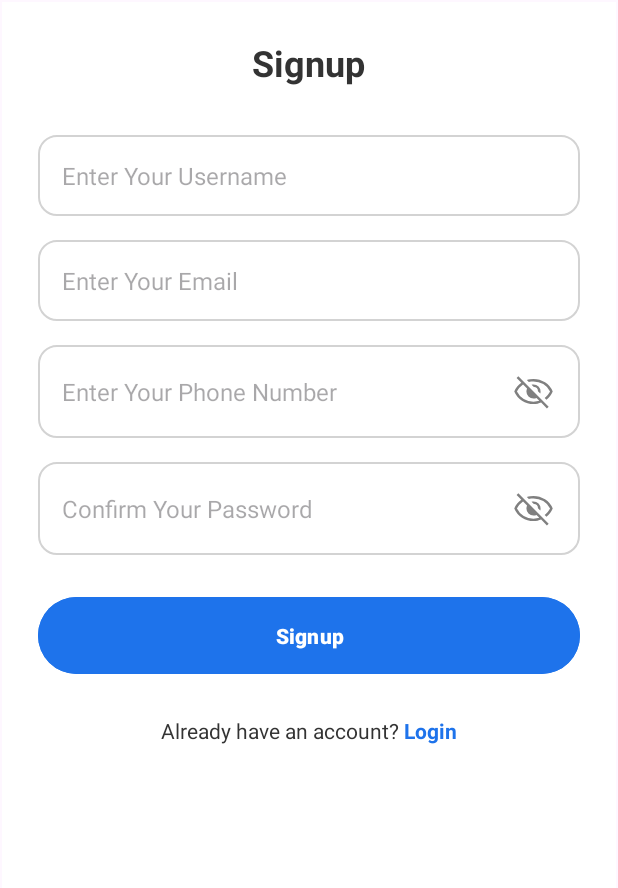
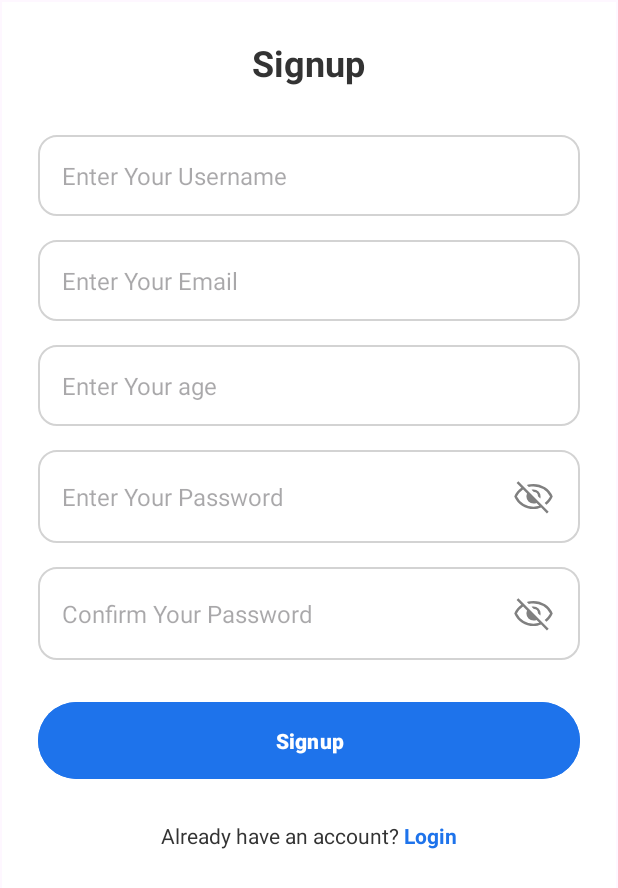
Before and after one commit to Omaar-Mohamed/FlowTech-test, an Android app: the RegistrationFragment screen opened through its navigation route, on a phone screen of 412 x 824 dp. Shown: the top 888 px of the screen. Run offline under Robolectric (Android 15) with nearby library versions, the phone set to English and light mode, and no system bars; 6 statements that could not run were skipped.

Commit message:
signup and login using firebase

```diff
--- a/app/build.gradle.kts
+++ b/app/build.gradle.kts
@@ -2,6 +2,7 @@
 plugins {
     alias(libs.plugins.androidApplication)
     alias(libs.plugins.jetbrainsKotlinAndroid)
+    id("com.google.gms.google-services")
 }
 
 android {
@@ -72,6 +73,7 @@ dependencies {
     implementation("com.airbnb.android:lottie:4.2.0")
     // Jackson
     implementation("com.fasterxml.jackson.core:jackson-annotations:2.13.1")
+    implementation(libs.firebase.auth)
 
     // Testing
     testImplementation("org.jetbrains.kotlinx:kotlinx-coroutines-test")
--- a/app/src/main/java/com/example/flowtechticstest/LoginFragment.kt
+++ /dev/null
@@ -1,58 +0,0 @@
-package com.example.flowtechticstest
-
-import android.os.Bundle
-import android.text.InputType
-import androidx.fragment.app.Fragment
-import android.view.LayoutInflater
-import android.view.MotionEvent
-import android.view.View
-import android.view.ViewGroup
-import androidx.navigation.fragment.findNavController
-import com.example.flowtechticstest.databinding.FragmentLoginBinding
-
-class LoginFragment : Fragment() {
-
-    private lateinit var binding: FragmentLoginBinding
-    private var isPasswordVisible: Boolean = false
-
-    override fun onCreateView(
-        inflater: LayoutInflater, container: ViewGroup?,
-        savedInstanceState: Bundle?
-    ): View? {
-        // Inflate the layout for this fragment
-        binding = FragmentLoginBinding.inflate(inflater, container, false)
-        return binding.root
-    }
-
-    override fun onViewCreated(view: View, savedInstanceState: Bundle?) {
-        super.onViewCreated(view, savedInstanceState)
-
-        binding.tvLogin.setOnClickListener {
-            findNavController().navigate(R.id.action_loginFragment_to_regestration)
-        }
-
-        // Handle the toggle of password visibility
-        binding.loginPassword.setOnTouchListener { _, event ->
-            if (event.action == MotionEvent.ACTION_UP) {
-                // Check if the touch is on the drawableEnd (right side)
-                if (event.rawX >= (binding.loginPassword.right - binding.loginPassword.compoundDrawables[2].bounds.width())) {
-                    togglePasswordVisibility()
-                    return@setOnTouchListener true
-                }
-            }
-            false
-        }
-    }
-
-    private fun togglePasswordVisibility() {
-        if (isPasswordVisible) {
-            binding.loginPassword.inputType = InputType.TYPE_CLASS_TEXT or InputType.TYPE_TEXT_VARIATION_PASSWORD
-            binding.loginPassword.setCompoundDrawablesWithIntrinsicBounds(0, 0, R.drawable.visibility_off, 0)
-        } else {
-            binding.loginPassword.inputType = InputType.TYPE_CLASS_TEXT or InputType.TYPE_TEXT_VARIATION_VISIBLE_PASSWORD
-            binding.loginPassword.setCompoundDrawablesWithIntrinsicBounds(0, 0, R.drawable.visibilit, 0)
-        }
-        binding.loginPassword.setSelection(binding.loginPassword.text.length)
-        isPasswordVisible = !isPasswordVisible
-    }
-}
--- /dev/null
+++ b/app/src/main/java/com/example/flowtechticstest/presentation/ui/Registration/fragment/LoginFragment.kt
@@ -0,0 +1,107 @@
+package com.example.flowtechticstest.presentation.ui.Registration.fragment
+
+import android.os.Bundle
+import android.text.InputType
+import androidx.fragment.app.Fragment
+import android.view.LayoutInflater
+import android.view.MotionEvent
+import android.view.View
+import android.view.ViewGroup
+import android.widget.Toast
+import androidx.lifecycle.ViewModelProvider
+import androidx.lifecycle.lifecycleScope
+import androidx.navigation.fragment.findNavController
+import com.example.flowtechticstest.R
+import com.example.flowtechticstest.data.authentication.AuthRepositoryImpl
+import com.example.flowtechticstest.data.authentication.AuthState
+import com.example.flowtechticstest.databinding.FragmentLoginBinding
+import com.example.flowtechticstest.presentation.viewmodel.AuthViewModel.AuthViewModel
+import com.example.flowtechticstest.presentation.viewmodel.AuthViewModel.AuthViewModelFactory
+
+class LoginFragment : Fragment() {
+
+    private lateinit var binding: FragmentLoginBinding
+    private var isPasswordVisible: Boolean = false
+    private lateinit var authViewModel: AuthViewModel
+    private lateinit var authViewModelFactory: AuthViewModelFactory
+
+    override fun onCreateView(
+        inflater: LayoutInflater, container: ViewGroup?,
+        savedInstanceState: Bundle?
+    ): View? {
+        // Inflate the layout for this fragment
+        binding = FragmentLoginBinding.inflate(inflater, container, false)
+        return binding.root
+    }
+
+    override fun onViewCreated(view: View, savedInstanceState: Bundle?) {
+        super.onViewCreated(view, savedInstanceState)
+
+        authViewModelFactory = AuthViewModelFactory(AuthRepositoryImpl)
+        authViewModel = ViewModelProvider(this, authViewModelFactory).get(AuthViewModel::class.java)
+
+        // Observe authState
+        viewLifecycleOwner.lifecycleScope.launchWhenStarted {
+            authViewModel.authState.collect { state ->
+                when (state) {
+                    is AuthState.Loading -> {
+                        // Show a progress bar or loading dialog
+                        Toast.makeText(requireContext(), "Loading", Toast.LENGTH_SHORT).show()
+                    }
+                    is AuthState.Success -> {
+                        // Navigate to the next screen
+                        Toast.makeText(requireContext(), "Registration successful", Toast.LENGTH_SHORT).show()
+                        findNavController().navigate(R.id.action_loginFragment_to_homeFragment)
+                    }
+                    is AuthState.Error -> {
+                        // Show an error message
+                        Toast.makeText(requireContext(), "Registration failed: ${state.exception?.message}", Toast.LENGTH_SHORT).show()
+                    }
+                    AuthState.SignedOut -> {
+                        // Handle sign out state if needed
+                    }
+                }
+            }
+        }
+
+
+        binding.tvLogin.setOnClickListener {
+            findNavController().navigate(R.id.action_loginFragment_to_regestration)
+        }
+
+        // Handle the toggle of password visibility
+        binding.loginPassword.setOnTouchListener { _, event ->
+            if (event.action == MotionEvent.ACTION_UP) {
+                // Check if the touch is on the drawableEnd (right side)
+                if (event.rawX >= (binding.loginPassword.right - binding.loginPassword.compoundDrawables[2].bounds.width())) {
+                    togglePasswordVisibility()
+                    return@setOnTouchListener true
+                }
+            }
+            false
+        }
+
+        binding.btnLogin.setOnClickListener {
+            val email = binding.loginEmail.text.toString()
+            val password = binding.loginPassword.text.toString()
+            authViewModel.signIn(email, password)
+        }
+
+
+    }
+
+
+    private fun togglePasswordVisibility() {
+        if (isPasswordVisible) {
+            binding.loginPassword.inputType = InputType.TYPE_CLASS_TEXT or InputType.TYPE_TEXT_VARIATION_PASSWORD
+            binding.loginPassword.setCompoundDrawablesWithIntrinsicBounds(0, 0,
+                R.drawable.visibility_off, 0)
+        } else {
+            binding.loginPassword.inputType = InputType.TYPE_CLASS_TEXT or InputType.TYPE_TEXT_VARIATION_VISIBLE_PASSWORD
+            binding.loginPassword.setCompoundDrawablesWithIntrinsicBounds(0, 0,
+                R.drawable.visibilit, 0)
+        }
+        binding.loginPassword.setSelection(binding.loginPassword.text.length)
+        isPasswordVisible = !isPasswordVisible
+    }
+}
--- a/app/src/main/res/layout/fragment_regestration.xml
+++ b/app/src/main/res/layout/fragment_regestration.xml
@@ -45,12 +45,23 @@
         android:textSize="16sp"
         android:layout_marginBottom="16dp"/>
 
+    <EditText
+        android:id="@+id/et_age"
+        android:layout_width="match_parent"
+        android:layout_height="wrap_content"
+        android:hint="Enter Your age"
+        android:padding="16dp"
+        android:background="@drawable/edit_text_background"
+        android:textColor="#333333"
+        android:textSize="16sp"
+        android:inputType="number"
+        android:layout_marginBottom="16dp"/>
 
     <EditText
         android:id="@+id/et_Password"
         android:layout_width="match_parent"
         android:layout_height="wrap_content"
-        android:hint="Enter Your Phone Number"
+        android:hint="Enter Your Password"
         android:padding="16dp"
         android:background="@drawable/edit_text_background"
         android:textColor="#333333"
--- a/app/src/main/res/navigation/nav_graph.xml
+++ b/app/src/main/res/navigation/nav_graph.xml
@@ -7,7 +7,7 @@
 
     <fragment
         android:id="@+id/registrationFragment"
-        android:name="com.example.flowtechticstest.RegistrationFragment"
+        android:name="com.example.flowtechticstest.presentation.ui.Registration.fragment.RegistrationFragment"
         android:label="fragment_regestration"
         tools:layout="@layout/fragment_regestration" >
         <action
@@ -25,7 +25,7 @@
     </fragment>
     <fragment
         android:id="@+id/loginFragment"
-        android:name="com.example.flowtechticstest.LoginFragment"
+        android:name="com.example.flowtechticstest.presentation.ui.Registration.fragment.LoginFragment"
         android:label="fragment_login"
         tools:layout="@layout/fragment_login" >
         <action
--- a/build.gradle.kts
+++ b/build.gradle.kts
@@ -1,3 +1,8 @@
+buildscript {
+    dependencies {
+        classpath(libs.google.services)
+    }
+}
 // Top-level build file where you can add configuration options common to all sub-projects/modules.
 plugins {
     alias(libs.plugins.androidApplication) apply false
--- a/gradle/libs.versions.toml
+++ b/gradle/libs.versions.toml
@@ -9,6 +9,8 @@ appcompat = "1.7.0"
 material = "1.12.0"
 activity = "1.8.0"
 constraintlayout = "2.1.4"
+googleServices = "4.4.2"
+firebaseAuth = "23.0.0"
 
 [libraries]
 androidx-core-ktx = { group = "androidx.core", name = "core-ktx", version.ref = "coreKtx" }
@@ -19,6 +21,8 @@ androidx-appcompat = { group = "androidx.appcompat", name = "appcompat", version
 material = { group = "com.google.android.material", name = "material", version.ref = "material" }
 androidx-activity = { group = "androidx.activity", name = "activity", version.ref = "activity" }
 androidx-constraintlayout = { group = "androidx.constraintlayout", name = "constraintlayout", version.ref = "constraintlayout" }
+google-services = { group = "com.google.gms", name = "google-services", version.ref = "googleServices" }
+firebase-auth = { group = "com.google.firebase", name = "firebase-auth", version.ref = "firebaseAuth" }
 
 [plugins]
 androidApplication = { id = "com.android.application", version.ref = "agp" }
```
Also changed, not shown: app/src/main/java/com/example/flowtechticstest/data/authentication/AuthRepo.kt (added, +9 -0 lines), app/src/main/java/com/example/flowtechticstest/data/authentication/AuthRepositoryImpl.kt (added, +40 -0 lines), app/src/main/java/com/example/flowtechticstest/data/authentication/AuthState.kt (added, +10 -0 lines), app/src/main/java/com/example/flowtechticstest/presentation/ui/Registration/fragment/RegistrationFragment.kt (renamed from app/src/main/java/com/example/flowtechticstest/RegistrationFragment.kt, +73 -30 lines), app/src/main/java/com/example/flowtechticstest/presentation/viewmodel/AuthViewModel/AuthViewModel.kt (added, +51 -0 lines), app/src/main/java/com/example/flowtechticstest/presentation/viewmodel/AuthViewModel/AuthViewModelFactory.kt (added, +15 -0 lines), app/src/main/res/layout/fragment_home.xml (+4 -5 lines), 1 other file.
